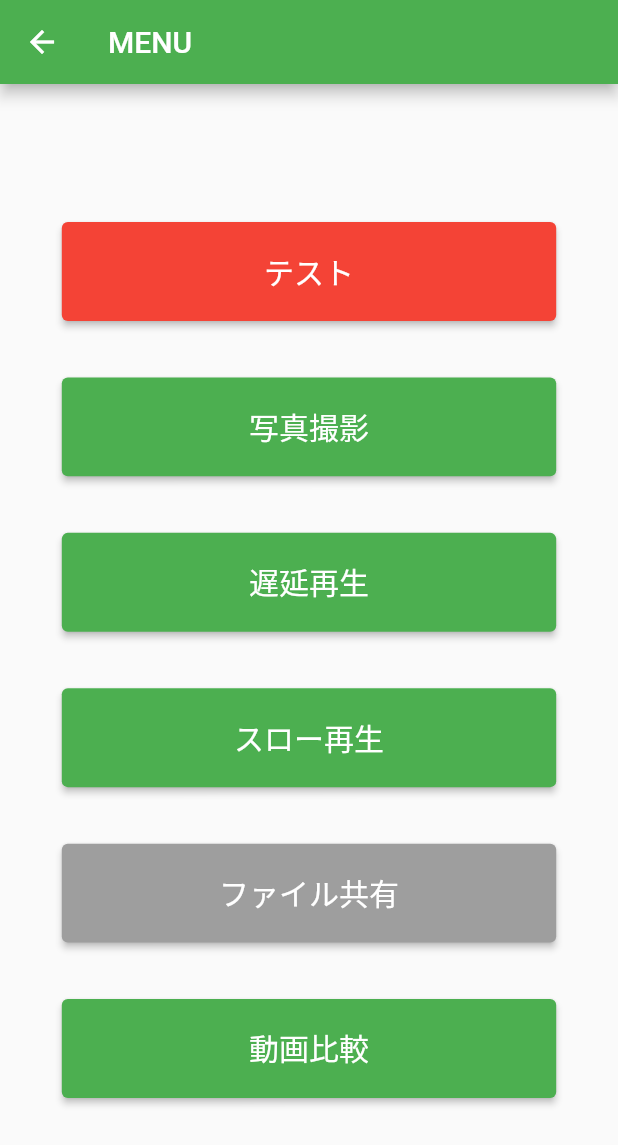
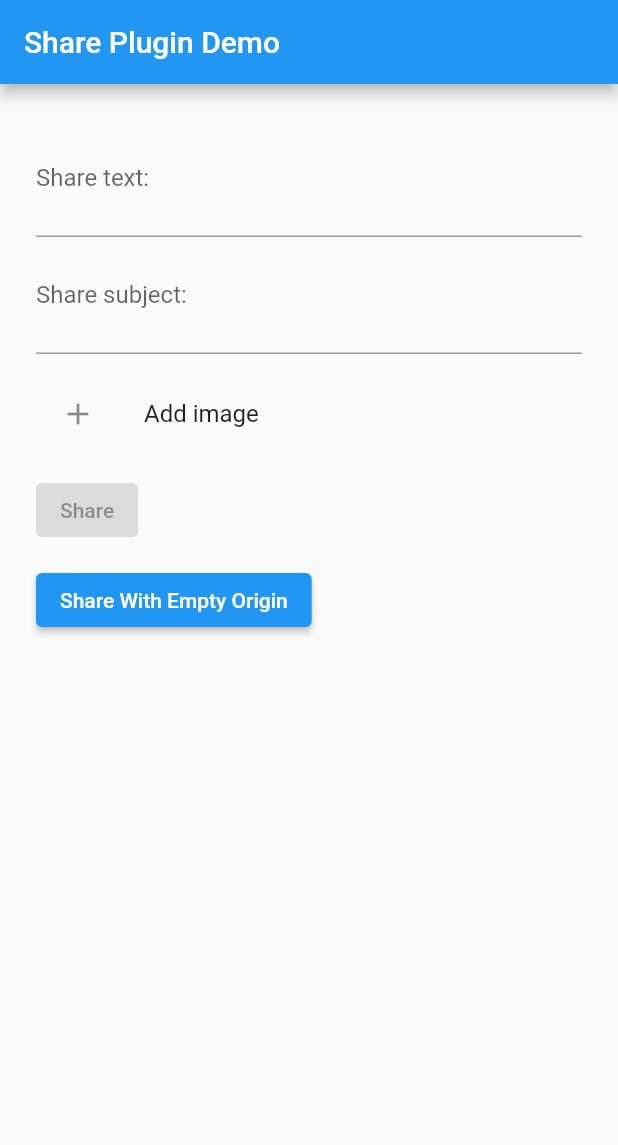
Before and after one commit to KokiWakatsuki/sporty, a Flutter app: the screen it shows after launch, after a tap on "テスト", on a phone screen of 412 x 824 dp. Shown: the top 1145 px of the screen. Run offline on Flutter 3.47's test engine with Material 2 defaults, Android fonts, the phone set to English and light mode, and no system bars; our stand-ins replace camera, chewie, flutter_cache_manager, image_picker, permission_handler, share and 1 more; missing offline and left inert: flutter_p2p_plus.

Commit message:
ニアバイシェアを使って画像共有ができるようになった 相手側はアプリインストールしてなくても良い 自宅PC

```diff
--- a/lib/view/test.dart
+++ b/lib/view/test.dart
@@ -1,164 +1,127 @@
-// ignore_for_file: avoid_unnecessary_containers, sized_box_for_whitespace
+// ignore_for_file: public_member_api_docs, unused_element, sort_child_properties_last, deprecated_member_use, prefer_const_constructors, use_key_in_widget_constructors
 
 import 'package:flutter/material.dart';
+import 'package:image_picker/image_picker.dart';
+import 'package:share/share.dart';
 
-var _height = 0.08;
-var _width = 0.8;
-
-class Test extends StatelessWidget {
+class Test extends StatefulWidget {
   const Test({Key? key}) : super(key: key);
 
-  goTest(BuildContext context) {
-    Navigator.pushNamed(context, '/test');
-  }
+  @override
+  State<Test> createState() => _TestState();
+}
 
-  goDelayMenu(BuildContext context) {
-    Navigator.pushNamed(context, '/delay_menu');
-  }
-
-  goSlow(BuildContext context) {
-    Navigator.pushNamed(context, '/slow');
-  }
-
-  goTakePicture(BuildContext context) {
-    Navigator.pushNamed(context, '/take_picture');
-  }
-
-  goP2P(BuildContext context) {
-    Navigator.pushNamed(context, '/p2p');
-  }
-
-  goComparison(BuildContext context) {
-    Navigator.pushNamed(context, '/comparison');
-  }
+class _TestState extends State<Test> {
+  String text = '';
+  String subject = '';
+  List<String> imagePaths = [];
 
   @override
   Widget build(BuildContext context) {
-    final appBar = AppBar(
-      backgroundColor: Colors.green,
-      title: const Text('MENU'),
-    );
-
-    final goTestButton = ElevatedButton(
-      onPressed: () => goTest(context),
-      style: ElevatedButton.styleFrom(
-        backgroundColor: Colors.red,
-        fixedSize: Size(
-          MediaQuery.of(context).size.width * _width,
-          MediaQuery.of(context).size.height * _height,
-        ),
-      ),
-      child: const Text(
-        'テスト',
-        style: TextStyle(
-          fontSize: 20,
-        ),
-      ),
-    );
-
-    final goDelayMenuButton = ElevatedButton(
-      onPressed: () => goDelayMenu(context),
-      style: ElevatedButton.styleFrom(
-        backgroundColor: Colors.green,
-        fixedSize: Size(
-          MediaQuery.of(context).size.width * _width,
-          MediaQuery.of(context).size.height * _height,
-        ),
-      ),
-      child: const Text(
-        '遅延再生',
-        style: TextStyle(
-          fontSize: 20,
-        ),
-      ),
-    );
-
-    final goSlowButton = ElevatedButton(
-      onPressed: () => goSlow(context),
-      style: ElevatedButton.styleFrom(
-        backgroundColor: Colors.green,
-        fixedSize: Size(
-          MediaQuery.of(context).size.width * _width,
-          MediaQuery.of(context).size.height * _height,
-        ),
-      ),
-      child: const Text(
-        'スロー再生',
-        style: TextStyle(
-          fontSize: 20,
-        ),
-      ),
-    );
-
-    final goTakePictureButton = ElevatedButton(
-      onPressed: () => goTakePicture(context),
-      style: ElevatedButton.styleFrom(
-        backgroundColor: Colors.green,
-        fixedSize: Size(
-          MediaQuery.of(context).size.width * _width,
-          MediaQuery.of(context).size.height * _height,
-        ),
-      ),
-      child: const Text(
-        '写真撮影',
-        style: TextStyle(
-          fontSize: 20,
-        ),
-      ),
-    );
-
-    final goP2PButton = ElevatedButton(
-      onPressed: () => goP2P(context),
-      style: ElevatedButton.styleFrom(
-        backgroundColor: Colors.grey,
-        fixedSize: Size(
-          MediaQuery.of(context).size.width * _width,
-          MediaQuery.of(context).size.height * _height,
-        ),
-      ),
-      child: const Text(
-        'ファイル共有',
-        style: TextStyle(
-          fontSize: 20,
-        ),
-      ),
-    );
-
-    final goComparisonButton = ElevatedButton(
-      onPressed: () => goComparison(context),
-      style: ElevatedButton.styleFrom(
-        backgroundColor: Colors.green,
-        fixedSize: Size(
-          MediaQuery.of(context).size.width * _width,
-          MediaQuery.of(context).size.height * _height,
-        ),
-      ),
-      child: const Text(
-        '動画比較',
-        style: TextStyle(
-          fontSize: 20,
-        ),
-      ),
-    );
-
-    return Scaffold(
-      appBar: appBar,
-      body: Center(
-        child: Container(
-          height:MediaQuery.of(context).size.height * 0.8,
-          child: Column(
-            mainAxisAlignment: MainAxisAlignment.spaceEvenly,
-            children: [
-              goTestButton,
-              goTakePictureButton,
-              goDelayMenuButton,
-              goSlowButton,
-              goP2PButton,
-              goComparisonButton,
-            ],
+    return MaterialApp(
+      title: 'Share Plugin Demo',
+      home: Scaffold(
+          appBar: AppBar(
+            title: const Text('Share Plugin Demo'),
           ),
-        )
-      ),
+          body: SingleChildScrollView(
+            child: Padding(
+              padding: const EdgeInsets.all(24.0),
+              child: Column(
+                crossAxisAlignment: CrossAxisAlignment.start,
+                children: <Widget>[
+                  TextField(
+                    decoration: const InputDecoration(
+                      labelText: 'Share text:',
+                      hintText: 'Enter some text and/or link to share',
+                    ),
+                    maxLines: 2,
+                    onChanged: (String value) => setState(() {
+                      text = value;
+                    }),
+                  ),
+                  TextField(
+                    decoration: const InputDecoration(
+                      labelText: 'Share subject:',
+                      hintText: 'Enter subject to share (optional)',
+                    ),
+                    maxLines: 2,
+                    onChanged: (String value) => setState(() {
+                      subject = value;
+                    }),
+                  ),
+                  const Padding(padding: EdgeInsets.only(top: 12.0)),
+                  ListTile(
+                    leading: Icon(Icons.add),
+                    title: Text("Add image"),
+                    onTap: () async {
+                      final imagePicker = ImagePicker();
+                      final pickedFile = await imagePicker.getImage(
+                        source: ImageSource.gallery,
+                      );
+                      if (pickedFile != null) {
+                        setState(() {
+                          imagePaths.add(pickedFile.path);
+                        });
+                      }
+                    },
+                  ),
+                  const Padding(padding: EdgeInsets.only(top: 12.0)),
+                  Builder(
+                    builder: (BuildContext context) {
+                      return ElevatedButton(
+                        child: const Text('Share'),
+                        onPressed: text.isEmpty && imagePaths.isEmpty
+                            ? null
+                            : () => _onShare(context),
+                      );
+                    },
+                  ),
+                  const Padding(padding: EdgeInsets.only(top: 12.0)),
+                  Builder(
+                    builder: (BuildContext context) {
+                      return ElevatedButton(
+                        child: const Text('Share With Empty Origin'),
+                        onPressed: () => _onShareWithEmptyOrigin(context),
+                      );
+                    },
+                  ),
+                ],
+              ),
+            ),
+          )),
     );
   }
+
+  _onDeleteImage(int position) {
+    setState(() {
+      imagePaths.removeAt(position);
+    });
+  }
+
+  _onShare(BuildContext context) async {
+    // A builder is used to retrieve the context immediately
+    // surrounding the ElevatedButton.
+    //
+    // The context's `findRenderObject` returns the first
+    // RenderObject in its descendent tree when it's not
+    // a RenderObjectWidget. The ElevatedButton's RenderObject
+    // has its position and size after it's built.
+    final RenderBox box = context.findRenderObject() as RenderBox;
+
+    if (imagePaths.isNotEmpty) {
+      await Share.shareFiles(imagePaths,
+          text: text,
+          subject: subject,
+          sharePositionOrigin: box.localToGlobal(Offset.zero) & box.size);
+    } else {
+      await Share.share(text,
+          subject: subject,
+          sharePositionOrigin: box.localToGlobal(Offset.zero) & box.size);
+    }
+  }
+
+  _onShareWithEmptyOrigin(BuildContext context) async {
+    await Share.share("text");
+  }
 }
--- a/pubspec.yaml
+++ b/pubspec.yaml
@@ -22,9 +22,7 @@ dependencies:
   flutter_cache_manager: ^3.3.0
   chewie: ^1.3.6
   flutter_p2p_plus: ^1.0.2
-  flutter_nearby_connections: ^1.1.1
-  flutter_styled_toast: ^2.1.3
-  device_info_plus: ^8.0.0
+  share: ^2.0.4
   flutter:
     sdk: flutter
 
```
Also changed, not shown: pubspec.lock.
